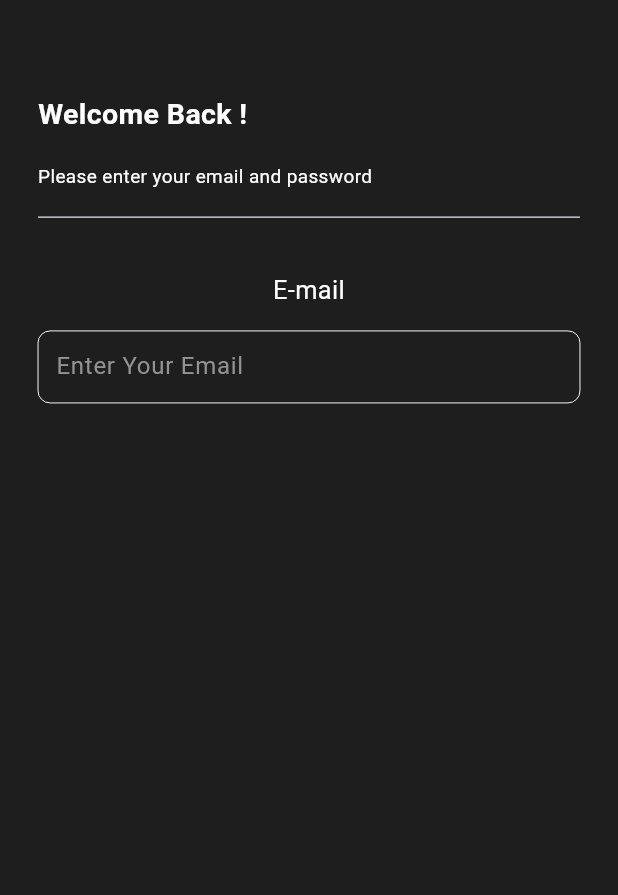
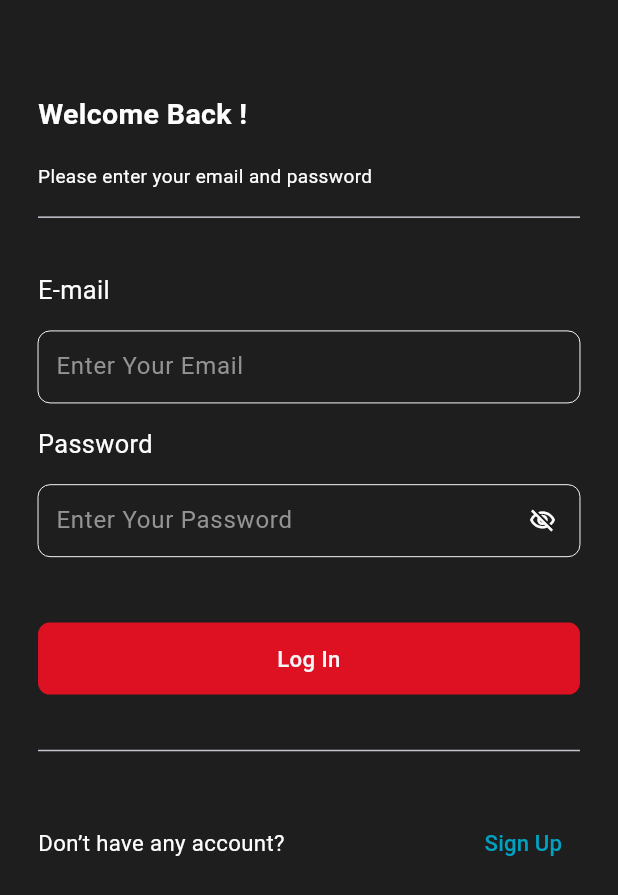
Before and after one commit to JAMALMAD/task, a Flutter app: the screen it shows after launch, on a phone screen of 412 x 824 dp. Shown: the top 895 px of the screen. Run offline on Flutter 3.47's test engine with Material 3 defaults, Android fonts, the phone set to English and light mode, and no system bars; our stand-ins replace flutter_screenutil, get.

Commit message:
Login botton

```diff
--- a/lib/utils/app_color/app_colors.dart
+++ b/lib/utils/app_color/app_colors.dart
@@ -6,4 +6,6 @@ class AppColors{
   static const Color lightNormalHover = Color(0xffdcddde);
   static const Color lightDarkHover = Color(0xff929394);
   static const Color lightNormal = Color(0xfff4f5f7);
+  static const Color redNormal = Color(0xffdd1122);
+  static const Color blueNormal = Color(0xff00a2c1);
 }
--- a/lib/utils/static_string/static_string.drat.dart
+++ b/lib/utils/static_string/static_string.drat.dart
@@ -6,4 +6,15 @@ class AppString{
   static RegExp emailRegexp = RegExp(
       r"^[a-zA-Z0-9.a-zA-Z0-9.!#$%&'*+-/=?^_`{|}~]+@[a-zA-Z0-9]+\.[a-zA-Z]+");
   static const enterYourEmail = "Enter Your Email";
+  static const password = "Password";
+  static const String passWordMustBeAtLeast =
+      "Password must contain at least one uppercase letter, one lowercase letter, one number, and one special character";
+  static RegExp passRegexp =
+  RegExp(r'^(?=.*?[A-Z])(?=.*?[a-z])(?=.*?[0-9])(?=.{8,}$)');
+  static const String passwordLengthAndContain =
+      "Password must be at least 8 characters long and at least one uppercase letter, one lowercase letter, one number";
+  static const enterYourPassword = "Enter Your Password";
+  static const signUp = "Sign Up";
+  static const logIn = "Log In";
+  static const dontHaveAnyAccount = "Don’t have any account?";
 }
--- a/lib/view/screens/auth/controller/singin.dart
+++ b/lib/view/screens/auth/controller/singin.dart
@@ -3,18 +3,20 @@ import 'package:flutter/cupertino.dart';
 import 'package:flutter/material.dart';
 import 'package:flutter_screenutil/flutter_screenutil.dart';
 import 'package:get/get.dart';
-import 'package:get/get_state_manager/src/rx_flutter/rx_obx_widget.dart';
+import 'package:get/get_core/src/get_main.dart';
+import 'package:task/utils/static_string/static_string.drat.dart';
 import 'package:task/view/screens/auth/controller/auth_controller.dart';
-import 'package:task/view/widget/custom_text_field.dart';
 
-import '../../../../utils/static_string/static_string.drat.dart';
+import '../../../../utils/app_color/app_colors.dart';
+import '../../../widget/custom_bottom.dart';
 import '../../../widget/custom_text.dart';
+import '../../../widget/custom_text_field.dart';
 
 class SignInScreen extends StatelessWidget {
   SignInScreen({super.key});
   final formKey = GlobalKey<FormState>();
-  final AuthController authController = Get.find<AuthController>();
-
+  final AuthController authenticationController =
+  Get.find<AuthController>();
 
   @override
   Widget build(BuildContext context) {
@@ -26,7 +28,9 @@ class SignInScreen extends StatelessWidget {
               child: Column(
                 crossAxisAlignment: CrossAxisAlignment.start,
                 children: [
-                SizedBox(height: 64.h),
+                  SizedBox(
+                    height: 64.h,
+                  ),
                   const CustomText(
                     text: AppString.welcomeBack,
                     fontSize: 18,
@@ -34,6 +38,7 @@ class SignInScreen extends StatelessWidget {
                     textAlign: TextAlign.left,
                     bottom: 20,
                   ),
+
                   const CustomText(
                     text: AppString.pleaseEnterYour,
                     maxLines: 3,
@@ -43,12 +48,11 @@ class SignInScreen extends StatelessWidget {
                   ),
                   const Divider(),
 
-                ///============= Form =============
-
+                  ///============================= Form ============================
                   Form(
                       key: formKey,
                       child: Column(
-                      mainAxisAlignment: MainAxisAlignment.start,
+                        crossAxisAlignment: CrossAxisAlignment.start,
                         children: [
                           CustomText(
                             text: AppString.email,
@@ -58,17 +62,17 @@ class SignInScreen extends StatelessWidget {
                             top: 30.h,
                           ),
 
-                        /// <=============== Email Section ==================>
-
+                          ///<======================== Email section =========================>
 
                           CustomTextField(
                             textEditingController:
-                              authController.emailController.value,
+                            authenticationController.emailController.value,
                             validator: (value) {
                               if (value!.isEmpty) {
                                 return AppString.enterValidEmail;
                               } else if (!AppString.emailRegexp.hasMatch(
-                                authController.emailController.value.text)) {
+                                  authenticationController
+                                      .emailController.value.text)) {
                                 return AppString.enterValidEmail;
                               } else {
                                 return null;
@@ -77,12 +81,73 @@ class SignInScreen extends StatelessWidget {
                             textInputAction: TextInputAction.next,
                             // textEditingController: controller.signInEmail,
                             hintText: AppString.enterYourEmail,
+                          ),
+
+                          ///<====================== Password section =======================>
+
+                          CustomText(
+                            text: AppString.password,
+                            fontSize: 16,
+                            fontWeight: FontWeight.w400,
+                            top: 16.h,
+                            bottom: 16.h,
+                          ),
+                          CustomTextField(
+                            textEditingController:
+                            authenticationController.passwordController.value,
+                            validator: (value) {
+                              if (value.isEmpty) {
+                                return AppString.passWordMustBeAtLeast;
+                              } else if (value.length < 8 ||
+                                  !AppString.passRegexp.hasMatch(value)) {
+                                return AppString.passwordLengthAndContain;
+                              } else {
+                                return null;
+                              }
+                            },
+                            textInputAction: TextInputAction.done,
+                            isPassword: true,
+                            hintText: AppString.enterYourPassword,
+                          ),
+                        ],
+                      )),
+
+                  ///<============================== Login Button ====================================>
+
+                  SizedBox(
+                    height: 45.h,
+                  ),
+                  CustomButton(
+                    fillColor: AppColors.redNormal,
+                    onTap: () async {
+                      if (formKey.currentState!.validate()) {}
+                    },
+                    title: AppString.logIn,
+                  ),
+
+                  Padding(
+                    padding: EdgeInsets.symmetric(vertical: 30.h),
+                    child: const Divider(),
+                  ),
+
+                  Row(
+                    mainAxisAlignment: MainAxisAlignment.spaceBetween,
+                    children: [
+                      const CustomText(text: AppString.dontHaveAnyAccount),
+
+                      ///========================= Sign Up Button ========================
+                      TextButton(
+                          onPressed: () {},
+                          child: const CustomText(
+                              color: AppColors.blueNormal,
+                              fontSize: 14,
+                              fontWeight: FontWeight.w500,
+                              text: AppString.signUp))
+                    ],
                   )
                 ],
-                    ))
-              ],
               ),
-          ),
+            )
         );
       }
       ),
--- /dev/null
+++ b/lib/view/widget/custom_bottom.dart
@@ -0,0 +1,56 @@
+
+import 'package:flutter/cupertino.dart';
+import 'package:flutter_screenutil/flutter_screenutil.dart';
+import 'package:task/utils/static_string/static_string.drat.dart';
+
+import '../../utils/app_color/app_colors.dart';
+import 'custom_text.dart';
+
+class CustomButton extends StatelessWidget {
+  const CustomButton(
+      {super.key,
+        this.height = 48,
+        this.width = double.maxFinite,
+        required this.onTap,
+        this.title = AppString.welcomeBack,
+        this.marginVerticel = 0,
+        this.marginHorizontal = 0,
+        this.fillColor,
+        this.textColor = AppColors.lightNormal});
+
+  final double height;
+  final double width;
+  final Color? fillColor;
+  final Color textColor;
+
+  final VoidCallback onTap;
+
+  final String title;
+
+  final double marginVerticel;
+  final double marginHorizontal;
+
+  @override
+  Widget build(BuildContext context) {
+    return GestureDetector(
+      onTap: () {
+        onTap();
+      },
+      child: Container(
+        margin: EdgeInsets.symmetric(
+            vertical: marginVerticel, horizontal: marginHorizontal),
+        alignment: Alignment.center,
+        height: height,
+        width: width,
+        decoration: BoxDecoration(
+            borderRadius: BorderRadius.circular(8.r), color: fillColor),
+        child: CustomText(
+            fontSize: 14,
+            fontWeight: FontWeight.w500,
+            color: textColor,
+            textAlign: TextAlign.center,
+            text: title),
+      ),
+    );
+  }
+}
```
Lines whose indentation alone changed are shown as unchanged.
